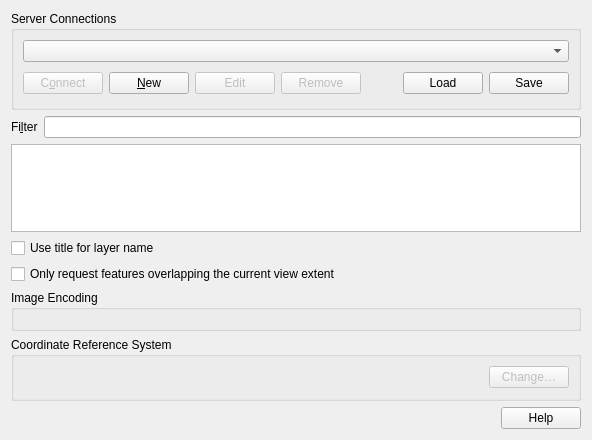
The window that src/ui/qgsarcgisservicesourceselectbase.ui (qgis/QGIS) describes before a commit, drawn with Qt 5.
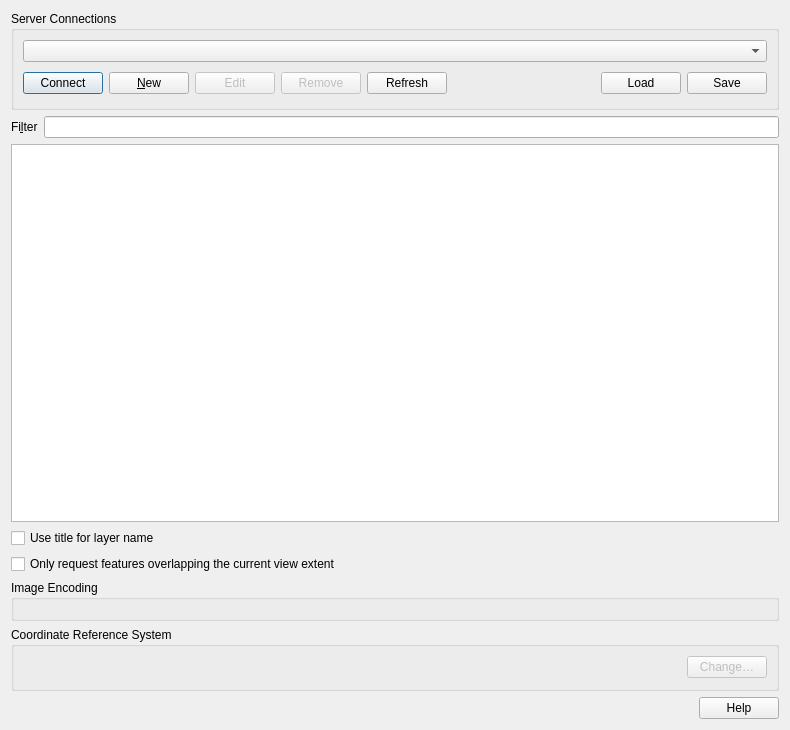
The same window after the commit. Custom widgets are drawn as their Qt base class.

Commit message:
Replace ArcGIS REST data source manager list with a view based on the browser model
This has MANY benefits:
- Shows the merged feature service/map service view we use in browser
- Avoids the HUGE main thread ui hang when connecting to servers with
many layers (could be 20 mins+ for some services)
- Avoids bombing out and showing incomplete lists when a server reports
an error when connecting to any of the services it advertises (happens
often)

What changed in the file:
```diff
--- a/src/ui/qgsarcgisservicesourceselectbase.ui
+++ b/src/ui/qgsarcgisservicesourceselectbase.ui
@@ -6,8 +6,8 @@
    <rect>
     <x>0</x>
     <y>0</y>
-    <width>592</width>
-    <height>440</height>
+    <width>790</width>
+    <height>730</height>
    </rect>
   </property>
   <layout class="QVBoxLayout" name="verticalLayout">
@@ -24,14 +24,11 @@
        <layout class="QHBoxLayout" name="horizontalLayout">
         <item>
          <widget class="QPushButton" name="btnConnect">
-          <property name="enabled">
-           <bool>false</bool>
-          </property>
           <property name="toolTip">
            <string>Connect to selected database</string>
           </property>
           <property name="text">
-           <string>C&amp;onnect</string>
+           <string>Connect</string>
           </property>
          </widget>
         </item>
@@ -71,6 +68,19 @@
           </property>
          </widget>
         </item>
+        <item>
+         <widget class="QPushButton" name="btnRefresh">
+          <property name="enabled">
+           <bool>true</bool>
+          </property>
+          <property name="toolTip">
+           <string>Remove connection to selected database</string>
+          </property>
+          <property name="text">
+           <string>Refresh</string>
+          </property>
+         </widget>
+        </item>
         <item>
          <spacer>
           <property name="orientation">
@@ -143,7 +153,7 @@
     </layout>
    </item>
    <item>
-    <widget class="QTreeView" name="treeView">
+    <widget class="QgsBrowserTreeView" name="mBrowserView">
      <property name="editTriggers">
       <set>QAbstractItemView::NoEditTriggers</set>
      </property>
@@ -252,6 +262,18 @@
    </item>
   </layout>
  </widget>
+ <customwidgets>
+  <customwidget>
+   <class>QgsBrowserTreeView</class>
+   <extends>QTreeView</extends>
+   <header>qgsbrowsertreeview.h</header>
+  </customwidget>
+  <customwidget>
+   <class>QgsFilterLineEdit</class>
+   <extends>QLineEdit</extends>
+   <header>qgsfilterlineedit.h</header>
+  </customwidget>
+ </customwidgets>
  <tabstops>
   <tabstop>cmbConnections</tabstop>
   <tabstop>btnConnect</tabstop>
```
Left out of the diff: 7 changed lines with no effect on the pictures. The commit also changes 15 other files.
